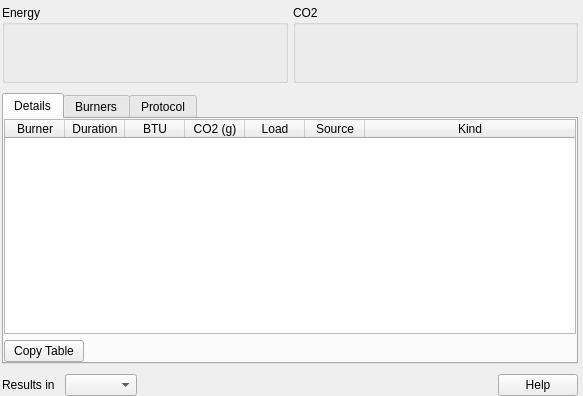
The window that src/ui/EnergyWidget.ui (artisan-roaster-scope/artisan) describes before a commit, drawn with Qt 5.
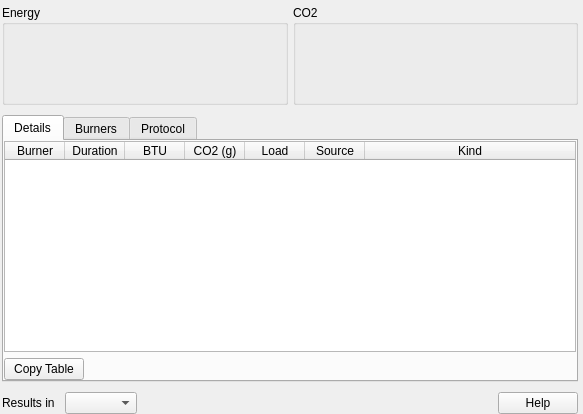
The same window after the commit. Custom widgets are drawn as their Qt base class.

Commit message: - updates S7 Giesen and K&M setups - extends Energy tab result display - updates translations

Patch:
```diff
--- a/src/ui/EnergyWidget.ui
+++ b/src/ui/EnergyWidget.ui
@@ -7,7 +7,7 @@
     <x>0</x>
     <y>0</y>
     <width>583</width>
-    <height>396</height>
+    <height>414</height>
    </rect>
   </property>
   <property name="windowTitle">
@@ -61,60 +61,6 @@
         <property name="bottomMargin">
          <number>2</number>
         </property>
-        <item>
-         <widget class="QLabel" name="totalEnergyLabel">
-          <property name="palette">
-           <palette>
-            <active>
-             <colorrole role="WindowText">
-              <brush brushstyle="SolidPattern">
-               <color alpha="255">
-                <red>17</red>
-                <green>103</green>
-                <blue>163</blue>
-               </color>
-              </brush>
-             </colorrole>
-            </active>
-            <inactive>
-             <colorrole role="WindowText">
-              <brush brushstyle="SolidPattern">
-               <color alpha="255">
-                <red>17</red>
-                <green>103</green>
-                <blue>163</blue>
-               </color>
-              </brush>
-             </colorrole>
-            </inactive>
-            <disabled>
-             <colorrole role="WindowText">
-              <brush brushstyle="SolidPattern">
-               <color alpha="63">
-                <red>0</red>
-                <green>0</green>
-                <blue>0</blue>
-               </color>
-              </brush>
-             </colorrole>
-            </disabled>
-           </palette>
-          </property>
-          <property name="font">
-           <font>
-            <pointsize>20</pointsize>
-            <weight>75</weight>
-            <bold>true</bold>
-           </font>
-          </property>
-          <property name="text">
-           <string/>
-          </property>
-          <property name="alignment">
-           <set>Qt::AlignCenter</set>
-          </property>
-         </widget>
-        </item>
         <item>
          <layout class="QHBoxLayout" name="horizontalLayout_3">
           <item>
@@ -164,6 +110,81 @@
           </item>
          </layout>
         </item>
+        <item>
+         <widget class="QLabel" name="totalEnergyLabel">
+          <property name="palette">
+           <palette>
+            <active>
+             <colorrole role="WindowText">
+              <brush brushstyle="SolidPattern">
+               <color alpha="255">
+                <red>17</red>
+                <green>103</green>
+                <blue>163</blue>
+               </color>
+              </brush>
+             </colorrole>
+            </active>
+            <inactive>
+             <colorrole role="WindowText">
+              <brush brushstyle="SolidPattern">
+               <color alpha="255">
+                <red>17</red>
+                <green>103</green>
+                <blue>163</blue>
+               </color>
+              </brush>
+             </colorrole>
+            </inactive>
+            <disabled>
+             <colorrole role="WindowText">
+              <brush brushstyle="SolidPattern">
+               <color alpha="63">
+                <red>0</red>
+                <green>0</green>
+                <blue>0</blue>
+               </color>
+              </brush>
+             </colorrole>
+            </disabled>
+           </palette>
+          </property>
+          <property name="font">
+           <font>
+            <pointsize>20</pointsize>
+            <weight>75</weight>
+            <bold>true</bold>
+           </font>
+          </property>
+          <property name="text">
+           <string/>
+          </property>
+          <property name="alignment">
+           <set>Qt::AlignCenter</set>
+          </property>
+         </widget>
+        </item>
+        <item>
+         <widget class="QLabel" name="EnergyPerKgCoffeeLabel">
+          <property name="font">
+           <font>
+            <pointsize>11</pointsize>
+           </font>
+          </property>
+          <property name="toolTip">
+           <string notr="true"/>
+          </property>
+          <property name="accessibleDescription">
+           <string notr="true"/>
+          </property>
+          <property name="text">
+           <string notr="true"/>
+          </property>
+          <property name="alignment">
+           <set>Qt::AlignCenter</set>
+          </property>
+         </widget>
+        </item>
        </layout>
       </widget>
      </item>
@@ -1931,6 +1952,14 @@
    </item>
   </layout>
  </widget>
+ <customwidgets>
+  <customwidget>
+   <class>ClickableQGroupBox</class>
+   <extends>QGroupBox</extends>
+   <header>artisanlib/widgets.h</header>
+   <container>1</container>
+  </customwidget>
+ </customwidgets>
  <tabstops>
   <tabstop>datatable</tabstop>
   <tabstop>loadlabel0</tabstop>
```
Left out of the diff: 131 changed lines with no effect on the pictures. The commit also changes 68 other files.
